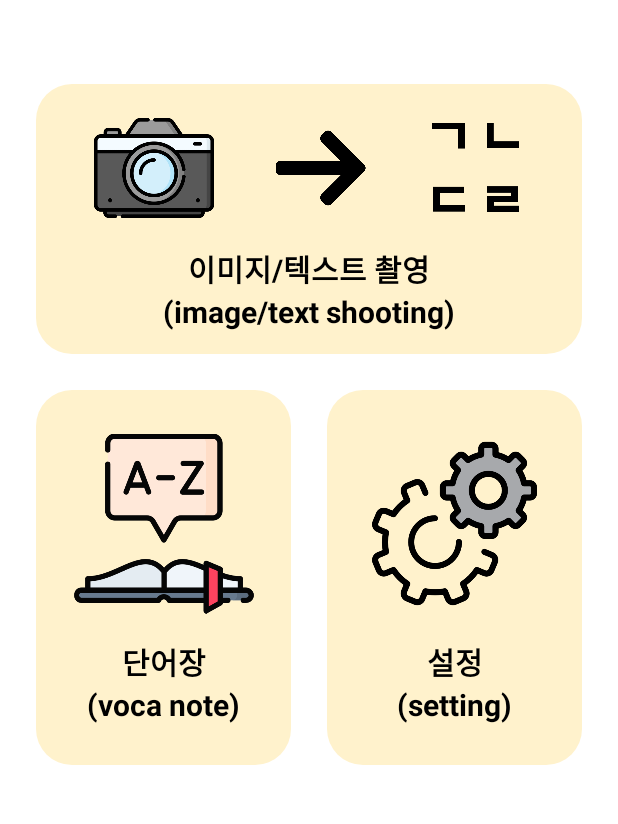
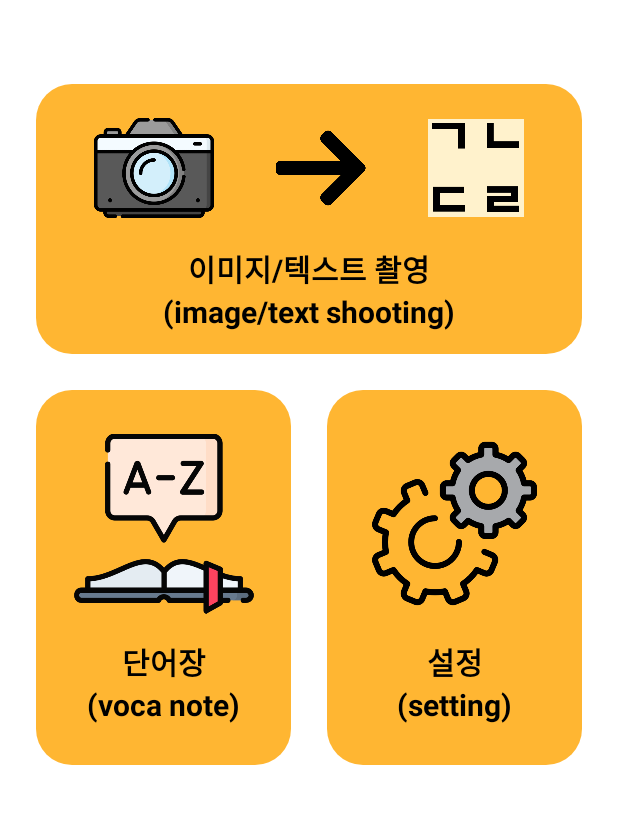
Before and after one commit to EunhaKyeong/GANADA, an Android app: the MainActivity screen opened directly, with no data from a screen before it, on a phone screen of 412 x 824 dp, the part 185-1009 px from its top. Run offline under Robolectric (Android 15) with nearby library versions, the phone set to English and light mode, and no system bars.

Commit message:
Design: 변경: color 이름이 yellow -> light_yellow로 변경, yellow 색상 추가

```diff
--- a/app/src/main/res/values/colors.xml
+++ b/app/src/main/res/values/colors.xml
@@ -8,6 +8,7 @@
     <color name="black">#FF000000</color>
     <color name="white">#FFFFFFFF</color>
 
-    <color name="yellow">#FFF2CC</color>
+    <color name="light_yellow">#FFF2CC</color>
     <color name="brown">#663300</color>
+    <color name="yellow">#ffb632</color>
 </resources>
```
